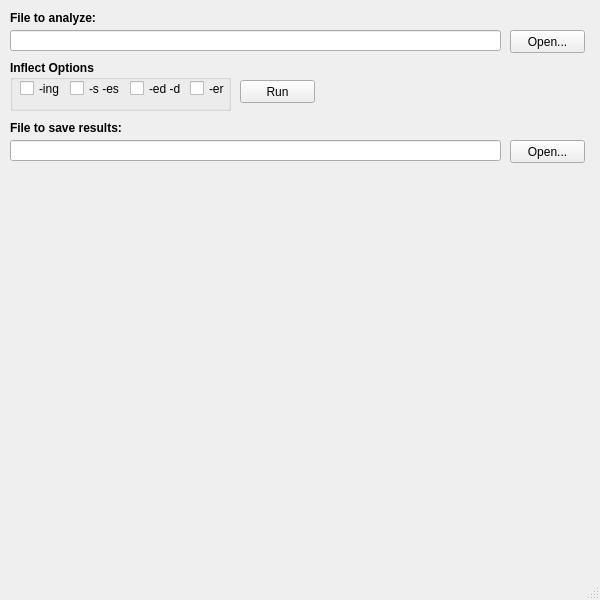
Old version of the form main.ui in the repository SGLMaster/WordFrequencyAnalyzer.
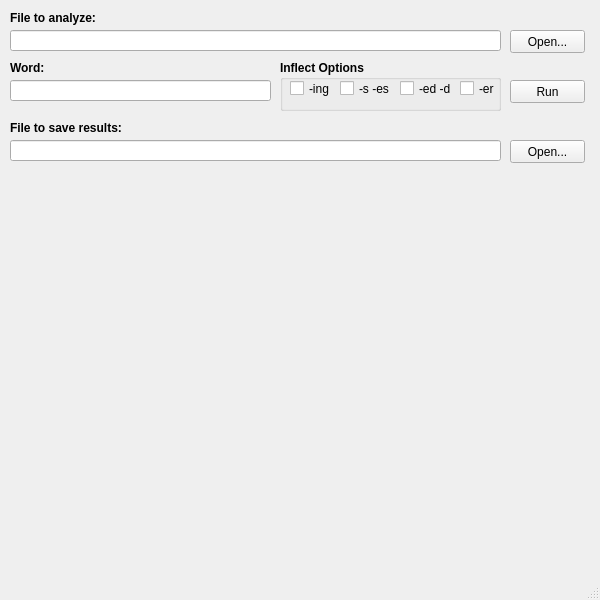
New version of the form.

Commit message: Added text entry for the word to find.

What changed in the file:
```diff
--- a/main.ui
+++ b/main.ui
@@ -80,7 +80,7 @@
    <widget class="QGroupBox" name="groupInflectOpts">
     <property name="geometry">
      <rect>
-      <x>10</x>
+      <x>280</x>
       <y>60</y>
       <width>221</width>
       <height>51</height>
@@ -220,7 +220,7 @@
    <widget class="QPushButton" name="pushRun">
     <property name="geometry">
      <rect>
-      <x>240</x>
+      <x>510</x>
       <y>80</y>
       <width>75</width>
       <height>23</height>
@@ -230,6 +230,35 @@
      <string>Run</string>
     </property>
    </widget>
+   <widget class="QLineEdit" name="lineEdit">
+    <property name="geometry">
+     <rect>
+      <x>10</x>
+      <y>80</y>
+      <width>261</width>
+      <height>21</height>
+     </rect>
+    </property>
+   </widget>
+   <widget class="QLabel" name="label_3">
+    <property name="geometry">
+     <rect>
+      <x>10</x>
+      <y>60</y>
+      <width>91</width>
+      <height>16</height>
+     </rect>
+    </property>
+    <property name="font">
+     <font>
+      <weight>75</weight>
+      <bold>true</bold>
+     </font>
+    </property>
+    <property name="text">
+     <string>Word:</string>
+    </property>
+   </widget>
   </widget>
   <widget class="QMenuBar" name="menubar">
    <property name="geometry">
```
The commit also changes 2 other files.
